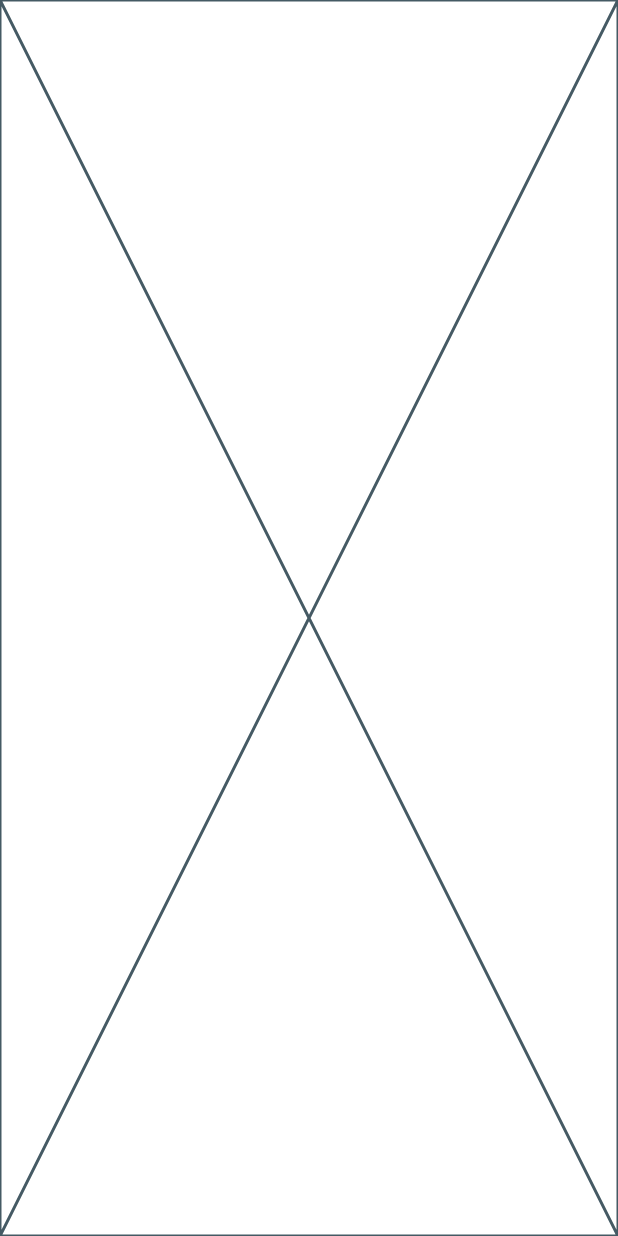
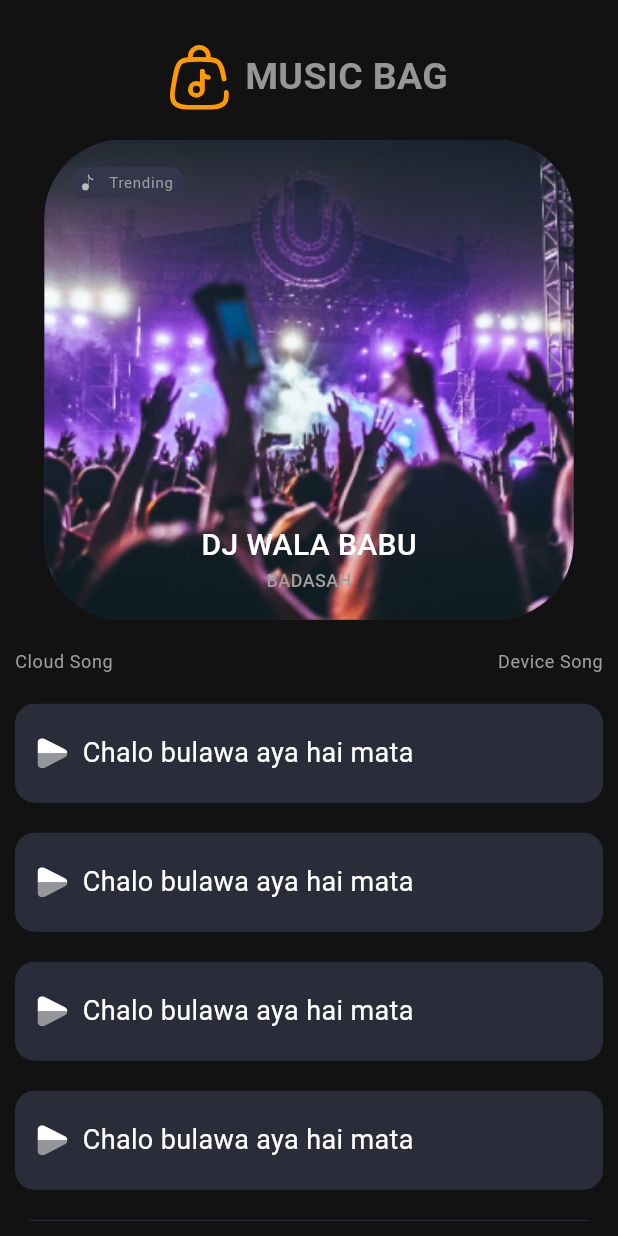
Before and after one commit to sayedmostaf/audio-player, a Flutter app: the screen it shows after launch, on a phone screen of 412 x 824 dp. Run offline on Flutter 3.47's test engine with Material 3 defaults, Android fonts, the phone set to English and light mode, and no system bars; drawn by our look-alikes of carousel_slider; our stand-ins replace flutter_svg; Roboto replaces fonts that are missing (Poppins).

Commit message:
finish song page ui

```diff
--- /dev/null
+++ b/lib/components/Trending_song_slider.dart
@@ -0,0 +1,108 @@
+import 'package:audio_player/config/colors.dart';
+import 'package:carousel_slider/carousel_slider.dart';
+import 'package:flutter/material.dart';
+import 'package:flutter_svg/flutter_svg.dart';
+
+class TrendingSongSlider extends StatelessWidget {
+  const TrendingSongSlider({super.key});
+
+  @override
+  Widget build(BuildContext context) {
+    List<Widget> sliderItem = [
+      Container(
+        decoration: BoxDecoration(
+          image: const DecorationImage(
+            image: AssetImage('assets/images/cover.jpg'),
+            fit: BoxFit.cover,
+          ),
+          color: divColor,
+          borderRadius: BorderRadius.circular(52),
+        ),
+        child: Padding(
+          padding: const EdgeInsets.all(18.0),
+          child: Row(
+            children: [
+              Expanded(
+                child: Column(
+                  children: [
+                    Row(
+                      children: [
+                        Container(
+                          padding: const EdgeInsets.symmetric(
+                              horizontal: 7, vertical: 3),
+                          decoration: BoxDecoration(
+                            color: divColor,
+                            borderRadius: BorderRadius.circular(10),
+                          ),
+                          child: Row(
+                            children: [
+                              SvgPicture.asset('assets/icons/music_node.svg'),
+                              const SizedBox(
+                                width: 10,
+                              ),
+                              Text(
+                                'Trending',
+                                style: Theme.of(context).textTheme.labelSmall,
+                              ),
+                            ],
+                          ),
+                        ),
+                      ],
+                    ),
+                    const Spacer(),
+                    const Row(
+                      mainAxisAlignment: MainAxisAlignment.center,
+                      children: [
+                        Text(
+                          'DJ WALA BABU',
+                          style: TextStyle(
+                            fontFamily: 'Poppins',
+                            fontSize: 20,
+                            fontWeight: FontWeight.w500,
+                          ),
+                        )
+                      ],
+                    ),
+                    const Row(
+                      mainAxisAlignment: MainAxisAlignment.center,
+                      children: [
+                        Text(
+                          'BADASAH',
+                          style: TextStyle(
+                            fontFamily: 'Poppins',
+                            fontSize: 12,
+                            fontWeight: FontWeight.w500,
+                            color: lableColor,
+                          ),
+                        )
+                      ],
+                    ),
+                  ],
+                ),
+              ),
+            ],
+          ),
+        ),
+      ),
+    ];
+
+    return CarouselSlider(
+      items: sliderItem,
+      options: CarouselOptions(
+        height: 320,
+        viewportFraction: .9,
+        initialPage: 0,
+        enableInfiniteScroll: true,
+        reverse: false,
+        autoPlay: true,
+        autoPlayInterval: const Duration(seconds: 6),
+        autoPlayAnimationDuration: const Duration(milliseconds: 800),
+        autoPlayCurve: Curves.fastOutSlowIn,
+        enlargeCenterPage: true,
+        enlargeFactor: 0.3,
+        onPageChanged: (index, value) {},
+        scrollDirection: Axis.horizontal,
+      ),
+    );
+  }
+}
--- /dev/null
+++ b/lib/components/song_header.dart
@@ -0,0 +1,31 @@
+import 'package:flutter/material.dart';
+import 'package:flutter_svg/flutter_svg.dart';
+
+class SongPageHeader extends StatelessWidget {
+  const SongPageHeader({super.key});
+
+  @override
+  Widget build(BuildContext context) {
+    return Row(
+      mainAxisAlignment: MainAxisAlignment.center,
+      children: [
+        SvgPicture.asset(
+          'assets/icons/small_logo.svg',
+          width: 40,
+        ),
+        const SizedBox(
+          width: 10,
+        ),
+        const Text(
+          'MUSIC BAG',
+          style: TextStyle(
+            fontSize: 25,
+            fontWeight: FontWeight.bold,
+            fontFamily: 'Poppins',
+            color: Color(0xff969696),
+          ),
+        ),
+      ],
+    );
+  }
+}
--- /dev/null
+++ b/lib/components/song_tile.dart
@@ -0,0 +1,30 @@
+import 'package:audio_player/config/colors.dart';
+import 'package:flutter/material.dart';
+import 'package:flutter_svg/flutter_svg.dart';
+
+class SongTile extends StatelessWidget {
+  const SongTile({super.key});
+
+  @override
+  Widget build(BuildContext context) {
+    return Container(
+      margin: const EdgeInsets.only(bottom: 20),
+      padding: const EdgeInsets.symmetric(horizontal: 15, vertical: 20),
+      decoration: BoxDecoration(
+          color: divColor.withOpacity(0.7),
+          borderRadius: BorderRadius.circular(13)),
+      child: Row(
+        children: [
+          SvgPicture.asset('assets/icons/play.svg'),
+          const SizedBox(
+            width: 10,
+          ),
+          Text(
+            'Chalo bulawa aya hai mata',
+            style: Theme.of(context).textTheme.bodyMedium,
+          ),
+        ],
+      ),
+    );
+  }
+}
--- a/lib/config/colors.dart
+++ b/lib/config/colors.dart
@@ -5,3 +5,4 @@ const primaryColor = Color(0xffFF9900);
 const divColor = Color(0xff34374B);
 const lableColor = Color(0xff9E9E9E);
 const fontColor = Color(0xffFFFFFF);
+const smallFontColor = Color(0xffBCBCBC);
--- a/lib/main.dart
+++ b/lib/main.dart
@@ -1,6 +1,5 @@
 import 'package:audio_player/config/themes.dart';
 import 'package:audio_player/pages/song_page.dart';
-import 'package:audio_player/pages/splash_page.dart';
 import 'package:flutter/material.dart';
 
 void main() {
--- a/lib/pages/song_page.dart
+++ b/lib/pages/song_page.dart
@@ -1,3 +1,6 @@
+import 'package:audio_player/components/Trending_song_slider.dart';
+import 'package:audio_player/components/song_header.dart';
+import 'package:audio_player/components/song_tile.dart';
 import 'package:flutter/material.dart';
 
 class SongPage extends StatelessWidget {
@@ -5,6 +8,50 @@ class SongPage extends StatelessWidget {
 
   @override
   Widget build(BuildContext context) {
-    return const Placeholder();
+    return Scaffold(
+      body: SafeArea(
+        child: Padding(
+          padding: const EdgeInsets.all(10),
+          child: SingleChildScrollView(
+            child: Column(
+              children: [
+                const SizedBox(
+                  height: 20,
+                ),
+                const SongPageHeader(),
+                const SizedBox(
+                  height: 20,
+                ),
+                const TrendingSongSlider(),
+                const SizedBox(
+                  height: 20,
+                ),
+                Row(
+                  mainAxisAlignment: MainAxisAlignment.spaceBetween,
+                  children: [
+                    Text(
+                      'Cloud Song',
+                      style: Theme.of(context).textTheme.bodySmall,
+                    ),
+                    Text(
+                      'Device Song',
+                      style: Theme.of(context).textTheme.bodySmall,
+                    ),
+                  ],
+                ),
+                const SizedBox(
+                  height: 20,
+                ),
+                const SongTile(),
+                const SongTile(),
+                const SongTile(),
+                const SongTile(),
+                const SongTile(),
+              ],
+            ),
+          ),
+        ),
+      ),
+    );
   }
 }
--- a/pubspec.yaml
+++ b/pubspec.yaml
@@ -36,6 +36,7 @@ dependencies:
   # Use with the CupertinoIcons class for iOS style icons.
   cupertino_icons: ^1.0.6
   flutter_svg: ^2.0.10+1
+  carousel_slider: ^5.0.0
 
 dev_dependencies:
   flutter_test:
```
Also changed, not shown: assets/icons/music_node.svg (added), assets/icons/play.svg (added), assets/icons/small_logo.svg (added), assets/images/cover.jpg (added), pubspec.lock.
